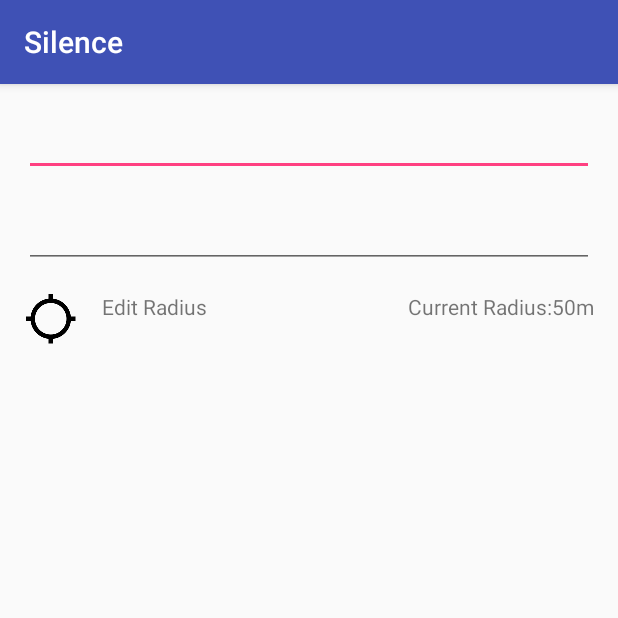
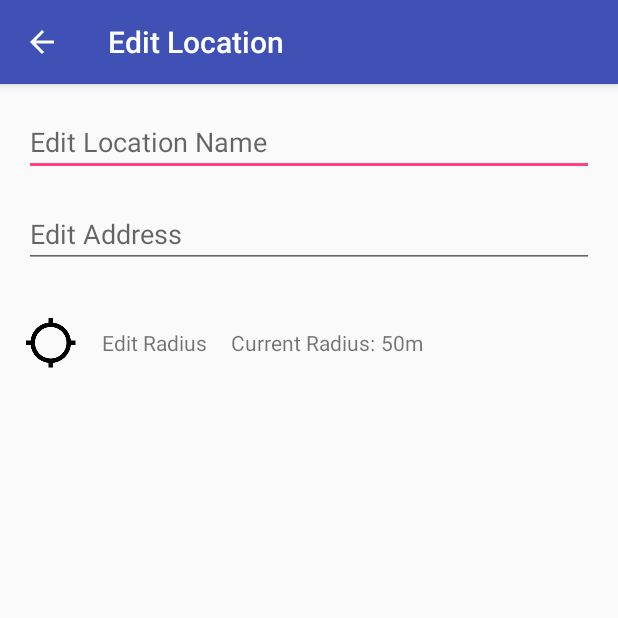
Before and after one commit to abstract5/Silence, an Android app: the EditActivity screen opened directly, with no data from a screen before it, on a phone screen of 412 x 824 dp, the top half of it. Run offline under Robolectric (Android 15) with nearby library versions, the phone set to English and light mode, and no system bars.

Commit message:
Implemented Edit activity and onclick listener

```diff
--- a/app/src/main/AndroidManifest.xml
+++ b/app/src/main/AndroidManifest.xml
@@ -21,7 +21,11 @@
                 <category android:name="android.intent.category.LAUNCHER" />
             </intent-filter>
         </activity>
-        <activity android:name=".EditActivity"></activity>
+        <activity android:name=".EditActivity"
+            android:label="@string/edit_label"
+            android:parentActivityName=".MainActivity">
+
+        </activity>
     </application>
 
 </manifest>
--- a/app/src/main/res/layout/activity_edit.xml
+++ b/app/src/main/res/layout/activity_edit.xml
@@ -14,19 +14,20 @@
     <EditText
         android:layout_width="match_parent"
         android:layout_height="wrap_content"
-        tools:hint="@string/location_name"
+        android:hint="@string/location_name"
         android:layout_marginBottom="16dp"/>
 
     <EditText
         android:layout_width="match_parent"
         android:layout_height="wrap_content"
-        tools:hint="@string/location_address"
-        android:layout_marginBottom="16dp"/>
+        android:hint="@string/location_address"
+        android:layout_marginBottom="32dp"/>
 
     <LinearLayout
         android:layout_width="match_parent"
         android:layout_height="wrap_content"
-        android:orientation="horizontal">
+        android:orientation="horizontal"
+        android:gravity="center_vertical">
 
         <ImageView
             android:layout_width="wrap_content"
@@ -35,15 +36,16 @@
             android:layout_marginRight="16dp"/>
 
         <TextView
-            android:layout_width="0dp"
-            android:layout_weight="1"
+            android:layout_width="wrap_content"
             android:layout_height="wrap_content"
-            android:text="@string/location_edit_radius"/>
+            android:text="@string/location_edit_radius"
+            android:layout_marginRight="16dp"/>
 
         <TextView
             android:layout_width="wrap_content"
             android:layout_height="wrap_content"
-            android:text="@string/location_radius"/>
+            android:text="@string/location_radius"
+            android:layout_marginRight="4dp"/>
 
         <TextView
             android:layout_width="wrap_content"
--- a/app/src/main/res/values/strings.xml
+++ b/app/src/main/res/values/strings.xml
@@ -6,4 +6,5 @@
     <string name="location_radius">Current Radius:</string>
     <string name="location_edit_radius">Edit Radius</string>
     <string name="default_radius">50m</string>
+    <string name="edit_label">Edit Location</string>
 </resources>
```
Also changed, not shown: app/src/main/java/com/example/android/silence/SilenceRecyclerAdapter.java (+9 -6 lines), app/src/main/java/com/example/android/silence/SilentLocale.java (+25 -3 lines).
